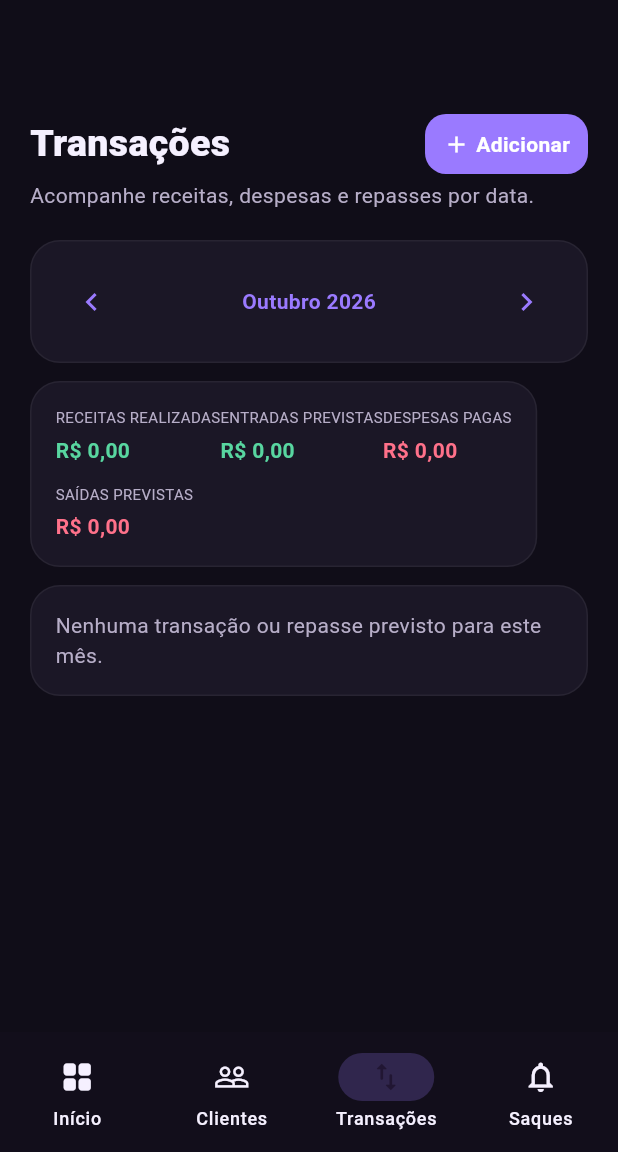
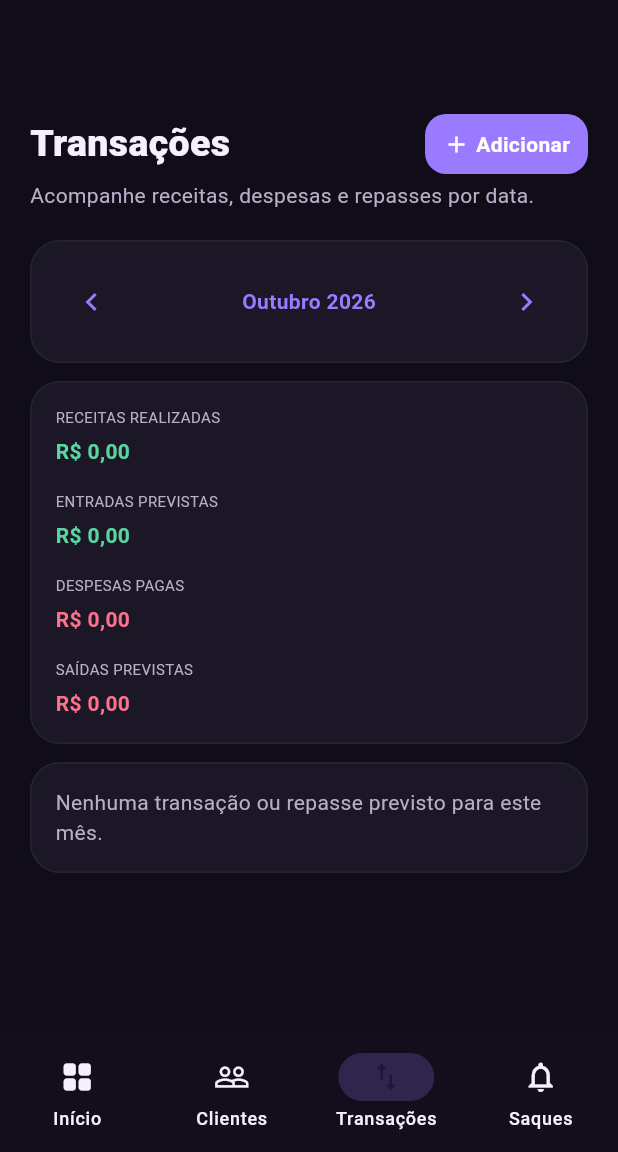
Before and after one commit to MappleLevelexu/sw, a Flutter app: the AdminShell screen opened directly, item 3 of the bottom bar chosen, on a phone screen of 412 x 824 dp, the part 84-1236 px from its top. Run offline on Flutter 3.47's test engine with Material 3 defaults, Android fonts, the phone set to English and light mode, and no system bars; our stand-ins replace cloud_firestore, firebase_auth, firebase_core; accounts and stored records are empty; statements that could not run were skipped.

Commit message:
caixa automatizado2

```diff
--- a/lib/main.dart
+++ b/lib/main.dart
@@ -1001,7 +1001,27 @@ class _FutureYieldScheduleState extends State<FutureYieldSchedule> {
         }
         final groupedDays = groupedRows.keys.toList()..sort();
         return Column(crossAxisAlignment: CrossAxisAlignment.start, children: [
-          card(Wrap(alignment: WrapAlignment.spaceBetween, runSpacing: 12, children: [Column(crossAxisAlignment: CrossAxisAlignment.start, children: [const Text('RECEITAS REALIZADAS', style: TextStyle(fontSize: 10, color: muted)), const SizedBox(height: 5), Text(formatMoney(monthIncome), style: const TextStyle(fontWeight: FontWeight.bold, color: Color(0xFF58D6A0)))]), Column(crossAxisAlignment: CrossAxisAlignment.start, children: [const Text('ENTRADAS PREVISTAS', style: TextStyle(fontSize: 10, color: muted)), const SizedBox(height: 5), Text(formatMoney(monthPlannedIncome), style: const TextStyle(fontWeight: FontWeight.bold, color: Color(0xFF58D6A0)))]), Column(crossAxisAlignment: CrossAxisAlignment.start, children: [const Text('DESPESAS PAGAS', style: TextStyle(fontSize: 10, color: muted)), const SizedBox(height: 5), Text(formatMoney(monthPaidExpenses), style: const TextStyle(fontWeight: FontWeight.bold, color: Color(0xFFFF718A)))]), Column(crossAxisAlignment: CrossAxisAlignment.start, children: [const Text('SAÍDAS PREVISTAS', style: TextStyle(fontSize: 10, color: muted)), const SizedBox(height: 5), Text(formatMoney(monthForecast), style: const TextStyle(fontWeight: FontWeight.bold, color: Color(0xFFFF718A)))])])),
+          SizedBox(
+            width: double.infinity,
+            child: card(LayoutBuilder(builder: (context, constraints) {
+              final columns = constraints.maxWidth >= 760 ? 4 : constraints.maxWidth >= 420 ? 2 : 1;
+              final itemWidth = (constraints.maxWidth - (columns - 1) * 16) / columns;
+              Widget metricItem(String label, double value, Color color) => SizedBox(
+                width: itemWidth,
+                child: Column(crossAxisAlignment: CrossAxisAlignment.start, children: [
+                  Text(label, style: const TextStyle(fontSize: 10, color: muted)),
+                  const SizedBox(height: 6),
+                  Text(formatMoney(value), style: TextStyle(fontWeight: FontWeight.bold, color: color)),
+                ]),
+              );
+              return Wrap(spacing: 16, runSpacing: 16, children: [
+                metricItem('RECEITAS REALIZADAS', monthIncome, const Color(0xFF58D6A0)),
+                metricItem('ENTRADAS PREVISTAS', monthPlannedIncome, const Color(0xFF58D6A0)),
+                metricItem('DESPESAS PAGAS', monthPaidExpenses, const Color(0xFFFF718A)),
+                metricItem('SAÍDAS PREVISTAS', monthForecast, const Color(0xFFFF718A)),
+              ]);
+            })),
+          ),
           const SizedBox(height: 12),
           if (rows.isEmpty) card(const Text('Nenhuma transação ou repasse previsto para este mês.', style: TextStyle(color: muted)))
           else ...groupedDays.map((day) => _daySection(context, day, groupedRows[day]!, today)),
```
